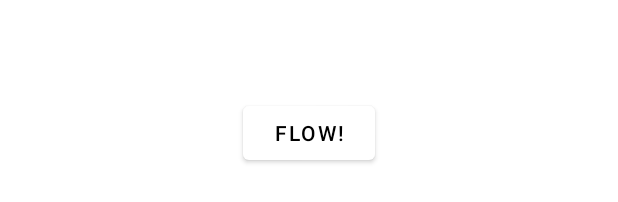
After one commit to KimKwangYoung/MySampleApp, an Android app: the layout activity_flow.xml on its own in the app's theme, with its tools: preview values and no code run, on a phone screen of 412 x 824 dp. The commit adds this screen. Shown: the part 485-687 px from the top of the screen. Run offline under Robolectric (Android 15) with nearby library versions, the phone set to English and light mode, and no system bars.

Commit message:
코루틴 Flow 예제

```diff
--- a/app/build.gradle
+++ b/app/build.gradle
@@ -4,13 +4,13 @@ plugins {
 }
 
 android {
-    compileSdkVersion 30
+    compileSdkVersion 31
     buildToolsVersion "30.0.3"
 
     defaultConfig {
         applicationId "com.rightcode.mysampleapp"
         minSdkVersion 23
-        targetSdkVersion 30
+        targetSdkVersion 31
         versionCode 1
         versionName "1.0"
 
@@ -41,7 +41,7 @@ dependencies {
     implementation "org.jetbrains.kotlin:kotlin-stdlib:$kotlin_version"
     implementation 'androidx.core:core-ktx:1.6.0'
     implementation("androidx.lifecycle:lifecycle-viewmodel-ktx:2.4.0-alpha03")
-    implementation("androidx.fragment:fragment-ktx:1.3.6")
+    implementation("androidx.fragment:fragment-ktx:1.5.2")
     implementation 'androidx.activity:activity-ktx:1.3.1'
     implementation 'androidx.appcompat:appcompat:1.3.1'
     implementation 'com.google.android.material:material:1.4.0'
--- a/app/src/main/java/com/kky/mysampleapp/activity/MainActivity.kt
+++ b/app/src/main/java/com/kky/mysampleapp/activity/MainActivity.kt
@@ -32,6 +32,10 @@ class MainActivity : AppCompatActivity() {
         findViewById<Button>(R.id.detail).setOnClickListener {
             startActivity(Intent(this, DetailActivity::class.java))
         }
+
+        findViewById<Button>(R.id.flow).setOnClickListener {
+            startActivity(Intent(this, FlowActivity::class.java))
+        }
     }
 
 //    override fun onStart() {
--- /dev/null
+++ b/app/src/main/res/layout/activity_flow.xml
@@ -0,0 +1,18 @@
+<?xml version="1.0" encoding="utf-8"?>
+<androidx.constraintlayout.widget.ConstraintLayout xmlns:android="http://schemas.android.com/apk/res/android"
+    xmlns:app="http://schemas.android.com/apk/res-auto"
+    xmlns:tools="http://schemas.android.com/tools"
+    android:layout_width="match_parent"
+    android:layout_height="match_parent"
+    tools:context=".activity.FlowActivity">
+    <Button
+        android:id="@+id/button"
+        android:layout_width="wrap_content"
+        android:layout_height="wrap_content"
+        android:text="Flow!"
+        android:textColor="@color/black"
+        app:layout_constraintTop_toTopOf="parent"
+        app:layout_constraintBottom_toBottomOf="parent"
+        app:layout_constraintStart_toStartOf="parent"
+        app:layout_constraintEnd_toEndOf="parent"/>
+</androidx.constraintlayout.widget.ConstraintLayout>
--- a/app/src/main/res/layout/activity_main.xml
+++ b/app/src/main/res/layout/activity_main.xml
@@ -27,6 +27,12 @@
         android:text="Detail"
         android:textColor="@color/black"
         android:id="@+id/detail"/>
+    <Button
+        android:layout_width="wrap_content"
+        android:layout_height="wrap_content"
+        android:text="Flow"
+        android:textColor="@color/black"
+        android:id="@+id/flow"/>
 
 
 </androidx.appcompat.widget.LinearLayoutCompat>
--- a/build.gradle
+++ b/build.gradle
@@ -7,7 +7,7 @@ buildscript {
     }
     dependencies {
         classpath "com.android.tools.build:gradle:4.2.1"
-        classpath "org.jetbrains.kotlin:kotlin-gradle-plugin:$kotlin_version"
+        classpath "org.jetbrains.kotlin:kotlin-gradle-plugin:1.6.10"
 
         // NOTE: Do not place your application dependencies here; they belong
         // in the individual module build.gradle files
```
Also changed, not shown: app/src/main/AndroidManifest.xml (+13 -5 lines), app/src/main/java/com/kky/mysampleapp/activity/FlowActivity.kt (added, +39 -0 lines).
